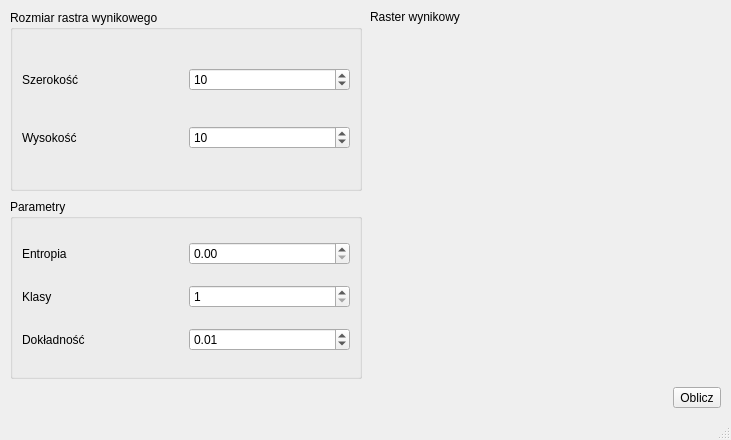
First picture: the form in gui.ui, repository Mativane/entropia_zaliczonko, before the edit.
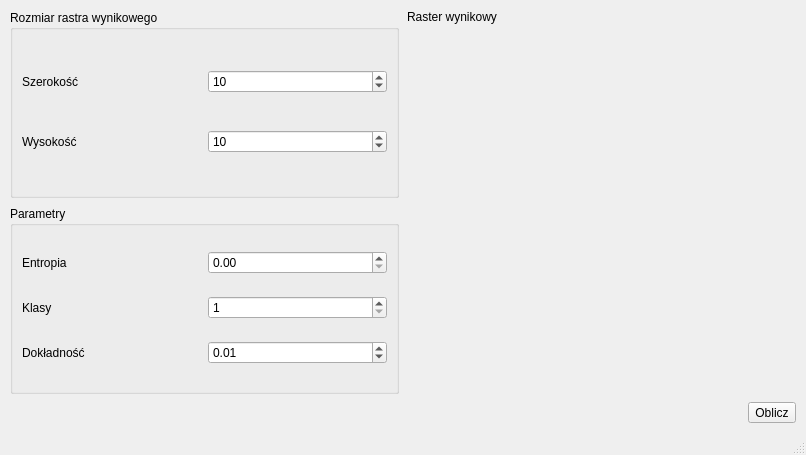
Second picture: the form after the edit.

```diff
--- a/gui.ui
+++ b/gui.ui
@@ -6,8 +6,8 @@
    <rect>
     <x>0</x>
     <y>0</y>
-    <width>731</width>
-    <height>440</height>
+    <width>806</width>
+    <height>455</height>
    </rect>
   </property>
   <property name="windowTitle">
```
Left out of the diff: 2 changed lines with no effect on the pictures.
